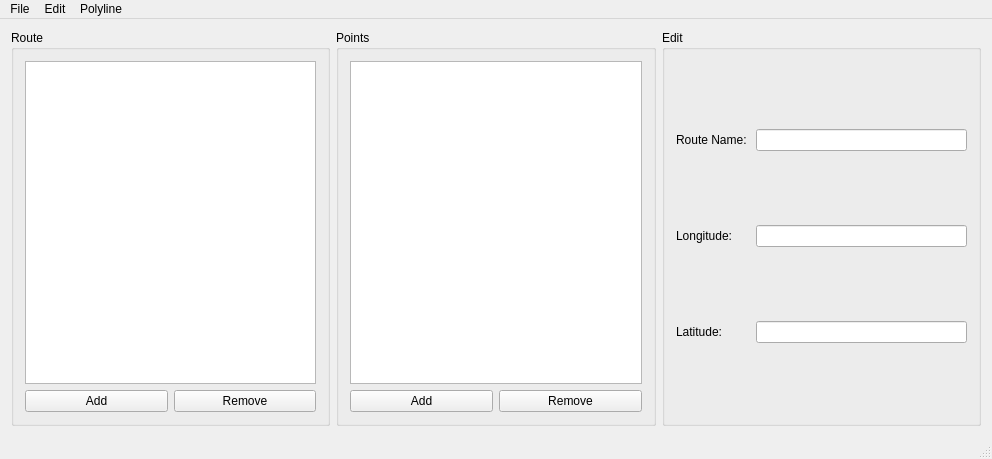
YAXo-O/Software-Engeneering, file Lab01/mainwindow.ui: the form before one commit.
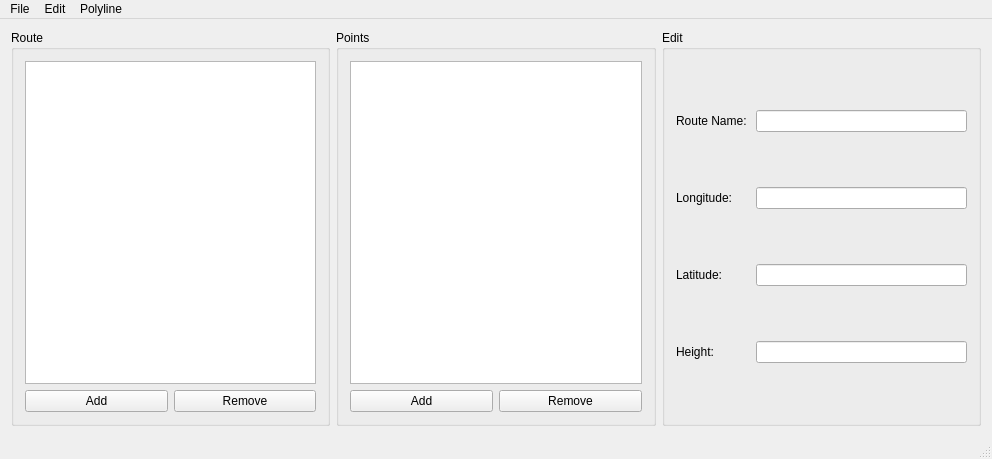
The form after the commit.

Commit message: Height support added

What changed in the file:
```diff
--- a/Lab01/mainwindow.ui
+++ b/Lab01/mainwindow.ui
@@ -111,6 +111,16 @@
        <item row="2" column="1">
         <widget class="QLineEdit" name="latitudeLine"/>
        </item>
+       <item row="3" column="0">
+        <widget class="QLabel" name="heightLabel">
+         <property name="text">
+          <string>Height: </string>
+         </property>
+        </widget>
+       </item>
+       <item row="3" column="1">
+        <widget class="QLineEdit" name="heightLine"/>
+       </item>
       </layout>
      </widget>
     </item>
```
Left out of the diff: 28 changed lines with no effect on the pictures. The commit also changes 21 other files.
